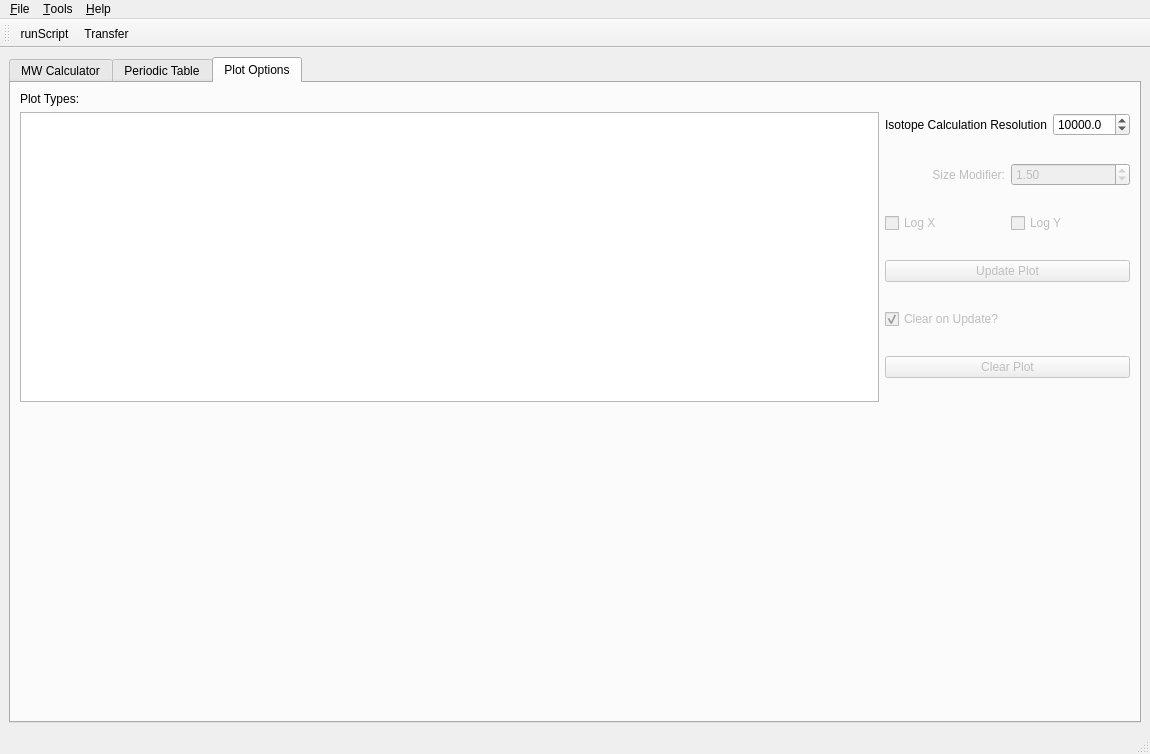
First picture: the form in pysotope/main.ui, repository mfitzp/toolz, before the edit.
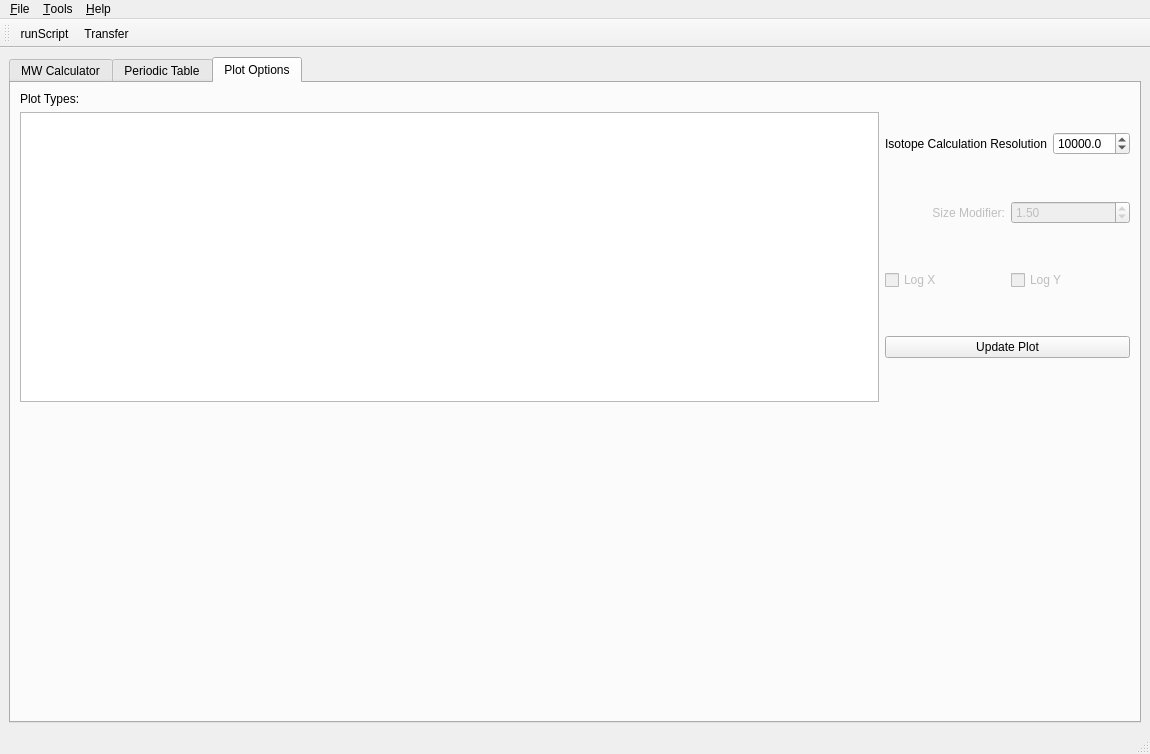
Second picture: the form after the edit. The open tabs and pages were chosen to show the change. Icons and pictures are not drawn. Custom widgets are drawn as their Qt base class.

What changed in the file:
```diff
--- a/pysotope/main.ui
+++ b/pysotope/main.ui
@@ -292,34 +292,11 @@
                 <item row="3" column="0" >
                  <widget class="QPushButton" name="updatePlotBtn" >
                   <property name="enabled" >
-                   <bool>false</bool>
-                  </property>
-                  <property name="text" >
-                   <string>Update Plot</string>
-                  </property>
-                 </widget>
-                </item>
-                <item row="5" column="0" >
-                 <widget class="QPushButton" name="clearPlotBtn" >
-                  <property name="enabled" >
-                   <bool>false</bool>
-                  </property>
-                  <property name="text" >
-                   <string>Clear Plot</string>
-                  </property>
-                 </widget>
-                </item>
-                <item row="4" column="0" >
-                 <widget class="QCheckBox" name="clearPlotCB" >
-                  <property name="enabled" >
-                   <bool>false</bool>
-                  </property>
-                  <property name="text" >
-                   <string>Clear on Update?</string>
-                  </property>
-                  <property name="checked" >
                    <bool>true</bool>
                   </property>
+                  <property name="text" >
+                   <string>Update Plot</string>
+                  </property>
                  </widget>
                 </item>
                 <item row="2" column="0" >
@@ -464,6 +441,8 @@
     </property>
     <addaction name="actionSave_Isotope_Profile_A_to_CSV" />
     <addaction name="actionSave_Isotope_Profile_B_to_CSV" />
+    <addaction name="separator" />
+    <addaction name="actionClear_Plot" />
    </widget>
    <widget class="QMenu" name="menu_Help" >
     <property name="title" >
@@ -809,6 +788,11 @@
     <string>Save Isotope Profile B to CSV</string>
    </property>
   </action>
+  <action name="actionClear_Plot" >
+   <property name="text" >
+    <string>Clear Plot</string>
+   </property>
+  </action>
  </widget>
  <customwidgets>
   <customwidget>
```
